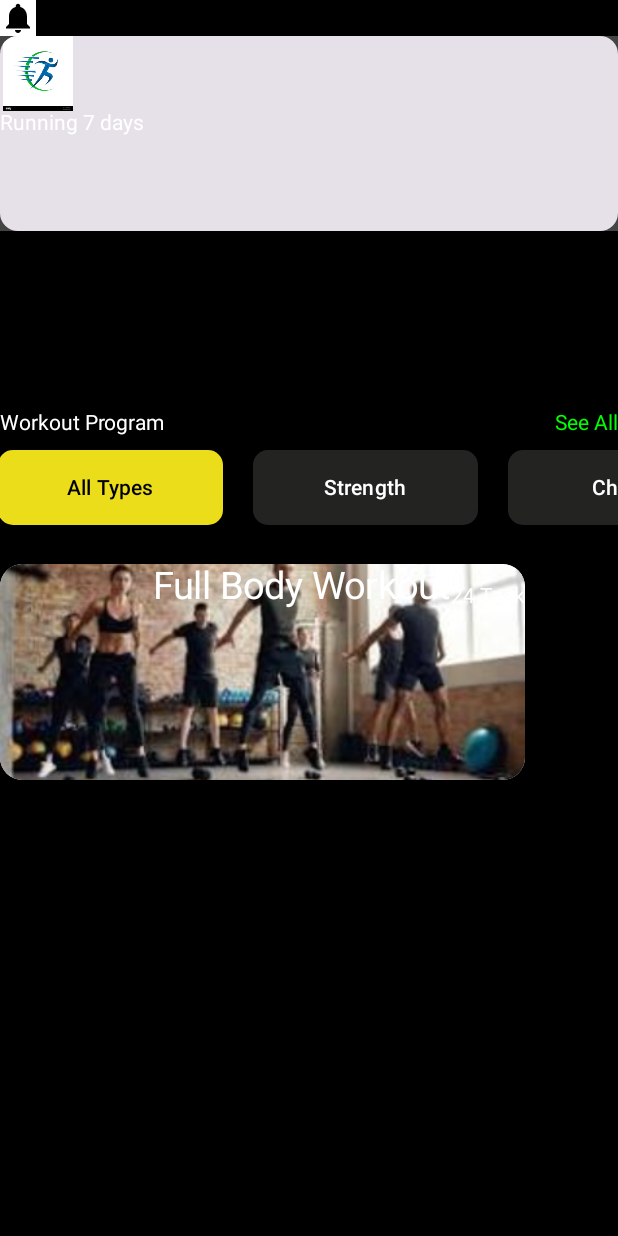
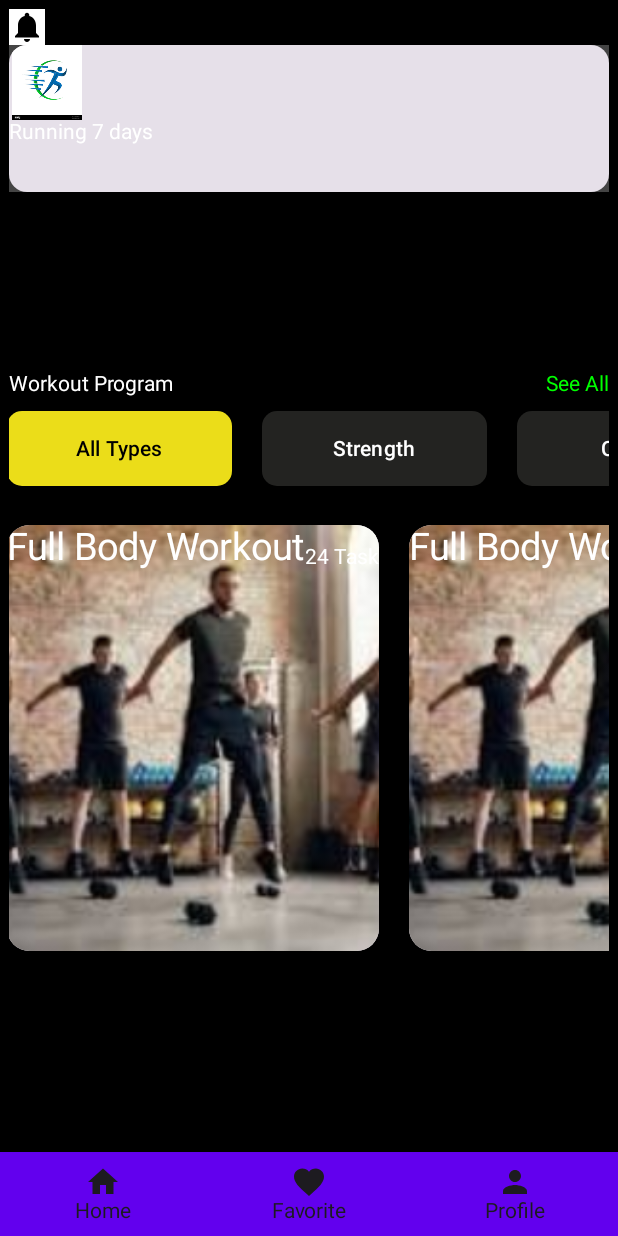
Before and after one commit to Mysticcder/jetpackk, an Android app built with Jetpack Compose: the ServicesScreen screen opened through its navigation route, on a phone screen of 412 x 824 dp. Run offline under Robolectric (Android 15) with nearby library versions, the phone set to English and light mode, and no system bars.

Commit message:
second commit

```diff
--- a/app/src/main/java/net/ezra/ui/services/ServicesScreen.kt
+++ b/app/src/main/java/net/ezra/ui/services/ServicesScreen.kt
@@ -7,18 +7,16 @@ import androidx.compose.foundation.BorderStroke
 import androidx.compose.foundation.Image
 import androidx.compose.foundation.ScrollState
 import androidx.compose.foundation.background
-import androidx.compose.foundation.clickable
 import androidx.compose.foundation.horizontalScroll
 import androidx.compose.foundation.layout.*
+
 import androidx.compose.foundation.lazy.LazyColumn
-import androidx.compose.foundation.shape.CutCornerShape
 import androidx.compose.foundation.shape.RoundedCornerShape
+import androidx.compose.material.BottomNavigation
+import androidx.compose.material.BottomNavigationItem
 import androidx.compose.material.icons.Icons
-import androidx.compose.material.icons.filled.AccountCircle
 import androidx.compose.material.icons.filled.Favorite
 import androidx.compose.material.icons.filled.Home
-import androidx.compose.material.icons.filled.LocationOn
-import androidx.compose.material.icons.filled.Menu
 import androidx.compose.material.icons.filled.Notifications
 import androidx.compose.material.icons.filled.Person
 import androidx.compose.material3.Button
@@ -26,21 +24,16 @@ import androidx.compose.material3.ButtonDefaults
 import androidx.compose.material3.Card
 import androidx.compose.material3.ExperimentalMaterial3Api
 import androidx.compose.material3.Icon
-import androidx.compose.material3.IconButton
-import androidx.compose.material3.MaterialTheme
 import androidx.compose.material3.Scaffold
 import androidx.compose.material3.Text
-import androidx.compose.material3.TopAppBar
 import androidx.compose.runtime.Composable
 import androidx.compose.runtime.mutableStateOf
 import androidx.compose.runtime.remember
-import androidx.compose.ui.AbsoluteAlignment
 import androidx.compose.ui.Alignment
 import androidx.compose.ui.Modifier
 import androidx.compose.ui.graphics.Color
 import androidx.compose.ui.layout.ContentScale
 import androidx.compose.ui.res.painterResource
-import androidx.compose.ui.text.AnnotatedString
 import androidx.compose.ui.text.style.TextAlign
 import androidx.compose.ui.tooling.preview.Preview
 import androidx.compose.ui.unit.dp
@@ -49,13 +42,8 @@ import androidx.navigation.NavHostController
 import androidx.navigation.compose.rememberNavController
 import net.ezra.navigation.ROUTE_ABOUT
 import net.ezra.navigation.ROUTE_HOME
-import net.ezra.navigation.ROUTE_SERVICES
-import net.ezra.ui.theme.AppTheme
 import net.ezra.R
 import net.ezra.navigation.ROUTE_ADD_STUDENTS
-import net.ezra.ui.home.BottomBar
-import net.ezra.ui.home.BottomNavigation
-import net.ezra.ui.home.BottomNavigationItem
 
 
 @OptIn(ExperimentalMaterial3Api::class)
@@ -69,6 +57,7 @@ fun ServicesScreen(navController: NavHostController) {
                 modifier = Modifier
                     .fillMaxSize()
                     .background(Color.Black)
+                    .padding(6.dp)
             ) {
                 item {
                     Column(
@@ -98,7 +87,7 @@ fun ServicesScreen(navController: NavHostController) {
                         ) {
                             Card(modifier = Modifier
                                 .background(Color.DarkGray)
-                                .size(width = 500.dp, height = 130.dp),
+                                .size(width = 500.dp, height = 98.dp),
                                 onClick = {
                                 navController.navigate(ROUTE_ABOUT) {
                                     popUpTo(ROUTE_HOME) { inclusive = true }
@@ -243,9 +232,11 @@ fun ServicesScreen(navController: NavHostController) {
 
                     Spacer(modifier = Modifier.width(20.dp))
 
-                    Column(
+                    Row(
                         modifier = Modifier
-                            .size(width = 350.dp, height = 150.dp)
+                            .size(width = 720.dp, height = 290.dp)
+                            .horizontalScroll(state = ScrollState(2))
+
                     ) {
                         Card(
                             modifier = Modifier
@@ -279,13 +270,51 @@ fun ServicesScreen(navController: NavHostController) {
                                 }
 
                             }
+
+                        }
+
+                        Spacer(modifier = Modifier.width(20.dp))
+
+                        Card(
+                            modifier = Modifier
+                                .fillMaxWidth()
+                                .padding(top = 6.dp)
+                                .wrapContentHeight(align = Alignment.Top),
+                            shape = RoundedCornerShape(15.dp)
+
+                        ) {
+                            Box(
+                                modifier = Modifier
+                                    .fillMaxSize()
+                            ) {
+
+                                Image(painter = painterResource(id = R.drawable.img_5),
+                                    contentDescription = null,
+                                    contentScale = ContentScale.Crop,
+                                    modifier = Modifier.matchParentSize())
+                                Row (
+//                                    modifier = Modifier
+//                                        .fillMaxWidth(),
+                                    horizontalArrangement = Arrangement.End,
+                                    verticalAlignment = Alignment.Bottom
+                                ){
+                                    Text(text = "Full Body Workout", color = Color.White,
+                                        fontSize = 25.sp)
+                                    Spacer(modifier = Modifier.height(6.dp))
+                                    Text(text = "24 Task", color = Color.White
+                                    )
+
+                                }
+
+                            }
+
                         }
                     }
                 }
             }
 
         },
-        bottomBar = { TottomBar()}
+        bottomBar = { BottomBar() }
     )
 }
 
@@ -295,7 +324,8 @@ fun ServicesScreen(navController: NavHostController) {
 
 
 @Composable
-fun TottomBar() {
+fun BottomBar() {
+
     val selectedIndex = remember { mutableStateOf(0) }
     BottomNavigation(elevation = 10.dp) {
         BottomNavigationItem(icon = {
```
Also changed, not shown: app/src/main/java/net/ezra/ui/home/HomeScreen.kt (+19 -70 lines).
